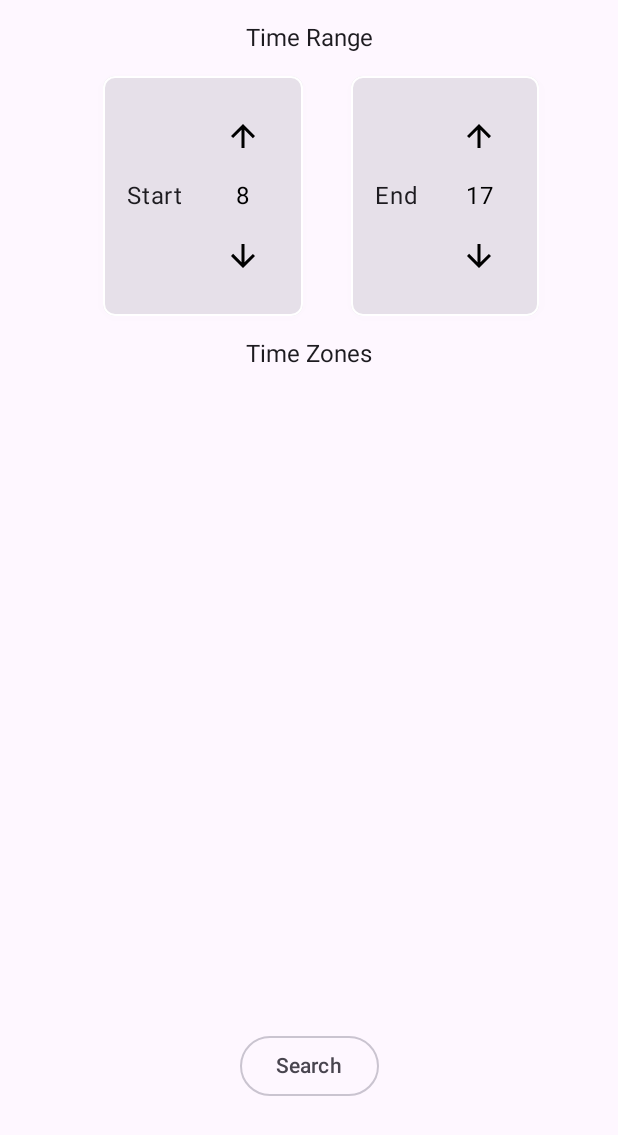
After one commit to Denoble/KotlinMultiplatformsFindTime, an Android app built with Jetpack Compose: the composable FindMeetingScreen called with empty values, on a phone screen of 412 x 824 dp. The commit adds this screen. Shown: the top 1135 px of the screen. Run offline under Robolectric (Android 15) with nearby library versions, the phone set to English and light mode, and no system bars; libraries missing offline, so code that uses them is left out: io.github.aakira.napier; 1 statement that could not run was skipped.

Commit message:
Adds Time Range

```diff
--- /dev/null
+++ b/androidApp/src/main/java/com/gevcorst/findtime/android/ui/FindMeetingScreen.kt
@@ -0,0 +1,171 @@
+package com.gevcorst.findtime.android.ui
+
+import androidx.compose.foundation.layout.Column
+import androidx.compose.foundation.layout.PaddingValues
+import androidx.compose.foundation.layout.Row
+import androidx.compose.foundation.layout.Spacer
+import androidx.compose.foundation.layout.fillMaxSize
+import androidx.compose.foundation.layout.fillMaxWidth
+import androidx.compose.foundation.layout.padding
+import androidx.compose.foundation.layout.size
+import androidx.compose.foundation.layout.wrapContentWidth
+import androidx.compose.foundation.lazy.LazyColumn
+import androidx.compose.foundation.lazy.itemsIndexed
+import androidx.compose.foundation.lazy.rememberLazyListState
+import androidx.compose.material3.Checkbox
+import androidx.compose.material3.MaterialTheme
+import androidx.compose.material3.OutlinedButton
+import androidx.compose.material3.Surface
+import androidx.compose.material3.Text
+import androidx.compose.runtime.Composable
+import androidx.compose.runtime.mutableStateOf
+import androidx.compose.runtime.remember
+import androidx.compose.runtime.snapshots.SnapshotStateList
+import androidx.compose.runtime.snapshots.SnapshotStateMap
+import androidx.compose.ui.Alignment
+import androidx.compose.ui.Modifier
+import androidx.compose.ui.unit.dp
+import com.gevcorst.findtime.TimeZoneHelper
+import com.gevcorst.findtime.TimeZoneHelperImpl
+
+
+@Composable
+fun FindMeetingScreen(
+    timezoneStrings: List<String>
+) {
+    val listState = rememberLazyListState()
+    val startTime = remember {
+        mutableStateOf(8)
+    }
+    val endTime = remember {
+        mutableStateOf(17)
+    }
+    val selectedTimeZones = remember {
+        val selected = SnapshotStateMap<Int, Boolean>()
+        for (i in 0..timezoneStrings.size-1) selected[i] = true
+        selected
+    }
+    // 4
+    val timezoneHelper: TimeZoneHelper = TimeZoneHelperImpl()
+    val showMeetingDialog = remember { mutableStateOf(false) }
+    val meetingHours = remember { SnapshotStateList<Int>() }
+
+
+    if (showMeetingDialog.value) {
+        MeetingDialog(
+            hours = meetingHours,
+            onDismiss = {
+                showMeetingDialog.value = false
+            }
+        )
+    }
+    Column(
+        modifier = Modifier
+            .fillMaxSize()
+    ) {
+        Spacer(modifier = Modifier.size(16.dp))
+        Text(
+            modifier = Modifier
+                .fillMaxWidth()
+                .wrapContentWidth(Alignment.CenterHorizontally),
+            text = "Time Range",
+            style = MaterialTheme.typography.bodyMedium
+        )
+        Spacer(modifier = Modifier.size(16.dp))
+        Row(
+            modifier = Modifier
+                .fillMaxWidth()
+                .padding(start = 4.dp, end = 4.dp)
+                .wrapContentWidth(Alignment.CenterHorizontally),
+
+            ) {
+            // 4
+            Spacer(modifier = Modifier.size(16.dp))
+            NumberTimeCard("Start", startTime)
+            Spacer(modifier = Modifier.size(32.dp))
+            NumberTimeCard("End", endTime)
+        }
+        Spacer(modifier = Modifier.size(16.dp))
+        Row(
+            modifier = Modifier
+                .fillMaxWidth()
+                .padding(start = 4.dp, end = 4.dp)
+
+        ) {
+            Text(
+                modifier = Modifier
+                    .fillMaxWidth()
+                    .wrapContentWidth(Alignment.CenterHorizontally),
+                text = "Time Zones",
+                style = MaterialTheme.typography.bodyMedium
+            )
+        }
+        Spacer(modifier = Modifier.size(16.dp))
+        LazyColumn(
+            modifier = Modifier
+                .weight(0.6F)
+                .fillMaxWidth(),
+            contentPadding = PaddingValues(16.dp),
+            state = listState,
+        ) {
+            itemsIndexed(timezoneStrings) { i, timezone ->
+                Surface(
+                    modifier = Modifier
+                        .padding(8.dp)
+                        .fillMaxWidth(),
+
+                    ) {
+                    Row(
+                        modifier = Modifier
+                            .fillMaxWidth(),
+                    ) {
+                        // 3
+                        Checkbox(checked = isSelected(selectedTimeZones, i),
+                            onCheckedChange = {
+                                selectedTimeZones[i] = it
+                            })
+                        Text(timezone, modifier = Modifier.align(Alignment.CenterVertically))
+                    }
+                }
+            }
+        }
+        Spacer(Modifier.weight(0.1f))
+        Row(
+            modifier = Modifier
+                .fillMaxWidth()
+                .weight(0.2F)
+                .wrapContentWidth(Alignment.CenterHorizontally)
+                .padding(start = 4.dp, end = 4.dp)
+
+        ) {
+            OutlinedButton(onClick = {
+                meetingHours.clear()
+                meetingHours.addAll(
+                    timezoneHelper.search(
+                        startTime.value,
+                        endTime.value,
+                        getSelectedTimeZones(timezoneStrings, selectedTimeZones)
+                    )
+                )
+                showMeetingDialog.value = true
+            }) {
+                Text("Search")
+            }
+        }
+        Spacer(Modifier.size(16.dp))
+    }
+}
+
+fun getSelectedTimeZones(
+    timezoneStrings: List<String>,
+    selectedStates: Map<Int, Boolean>
+): List<String> {
+    val selectedTimezones = mutableListOf<String>()
+    selectedStates.keys.map {
+        val timezone = timezoneStrings[it]
+        if (isSelected(selectedStates, it) && !selectedTimezones.contains(timezone)) {
+            selectedTimezones.add(timezone)
+        }
+    }
+    return selectedTimezones
+}
--- /dev/null
+++ b/androidApp/src/main/java/com/gevcorst/findtime/android/ui/NumberPicker.kt
@@ -0,0 +1,194 @@
+package com.gevcorst.findtime.android.ui
+
+import androidx.compose.animation.core.Animatable
+import androidx.compose.animation.core.AnimationResult
+import androidx.compose.animation.core.AnimationVector1D
+import androidx.compose.animation.core.DecayAnimationSpec
+import androidx.compose.animation.core.calculateTargetValue
+import androidx.compose.animation.core.exponentialDecay
+import androidx.compose.foundation.gestures.Orientation
+import androidx.compose.foundation.gestures.detectTapGestures
+import androidx.compose.foundation.gestures.draggable
+import androidx.compose.foundation.gestures.rememberDraggableState
+import androidx.compose.foundation.layout.Box
+import androidx.compose.foundation.layout.Column
+import androidx.compose.foundation.layout.Spacer
+import androidx.compose.foundation.layout.height
+import androidx.compose.foundation.layout.offset
+import androidx.compose.foundation.layout.wrapContentSize
+import androidx.compose.material.icons.Icons
+import androidx.compose.material.icons.filled.ArrowDownward
+import androidx.compose.material.icons.filled.ArrowUpward
+import androidx.compose.material3.Icon
+import androidx.compose.material3.IconButton
+import androidx.compose.material3.LocalTextStyle
+import androidx.compose.material3.ProvideTextStyle
+import androidx.compose.material3.Text
+import androidx.compose.runtime.Composable
+import androidx.compose.runtime.MutableState
+import androidx.compose.runtime.remember
+import androidx.compose.runtime.rememberCoroutineScope
+import androidx.compose.ui.Alignment
+import androidx.compose.ui.Modifier
+import androidx.compose.ui.draw.alpha
+import androidx.compose.ui.graphics.Color
+import androidx.compose.ui.input.pointer.pointerInput
+import androidx.compose.ui.platform.LocalDensity
+import androidx.compose.ui.text.TextStyle
+import androidx.compose.ui.unit.IntOffset
+import androidx.compose.ui.unit.dp
+import kotlinx.coroutines.launch
+import kotlin.math.abs
+import kotlin.math.roundToInt
+
+@Composable
+fun NumberPicker(
+    hour: MutableState<Int>,
+    modifier: Modifier = Modifier,
+    range: IntRange? = null,
+    textStyle: TextStyle = LocalTextStyle.current,
+    onStateChanged: (Int) -> Unit = {},
+) {
+    val coroutineScope = rememberCoroutineScope()
+    val numbersColumnHeight = 36.dp
+    val halvedNumbersColumnHeight = numbersColumnHeight / 2
+    val halvedNumbersColumnHeightPx = with(LocalDensity.current) {
+        halvedNumbersColumnHeight.toPx() }
+
+    fun animatedStateValue(offset: Float): Int = hour.value - (
+            offset / halvedNumbersColumnHeightPx).toInt()
+
+    val animatedOffset = remember { Animatable(0f) }.apply {
+        if (range != null) {
+            val offsetRange = remember(hour.value, range) {
+                val value = hour.value
+                val first = -(range.last - value) * halvedNumbersColumnHeightPx
+                val last = -(range.first - value) * halvedNumbersColumnHeightPx
+                first..last
+            }
+            updateBounds(offsetRange.start, offsetRange.endInclusive)
+        }
+    }
+    val coercedAnimatedOffset = animatedOffset.value % halvedNumbersColumnHeightPx
+    val animatedStateValue = animatedStateValue(animatedOffset.value)
+
+    Column(
+        modifier = modifier
+            .wrapContentSize()
+            .draggable(
+                orientation = Orientation.Vertical,
+                state = rememberDraggableState { deltaY ->
+                    coroutineScope.launch {
+                        animatedOffset.snapTo(animatedOffset.value + deltaY)
+                    }
+                },
+                onDragStopped = { velocity ->
+                    coroutineScope.launch {
+                        val endValue = animatedOffset.fling(
+                            initialVelocity = velocity,
+                            animationSpec = exponentialDecay(frictionMultiplier = 20f),
+                            adjustTarget = { target ->
+                                val coercedTarget = target % halvedNumbersColumnHeightPx
+                                val coercedAnchors = listOf(-halvedNumbersColumnHeightPx,
+                                    0f, halvedNumbersColumnHeightPx)
+                                val coercedPoint = coercedAnchors.minByOrNull {
+                                    abs(it - coercedTarget) }!!
+                                val base = halvedNumbersColumnHeightPx * (
+                                        target / halvedNumbersColumnHeightPx).toInt()
+                                coercedPoint + base
+                            }
+                        ).endState.value
+
+                        hour.value = animatedStateValue(endValue)
+                        onStateChanged(hour.value)
+                        animatedOffset.snapTo(0f)
+                    }
+                }
+            )
+    ) {
+        val spacing = 4.dp
+
+        IconButton(onClick = {
+            hour.value++
+        }) {
+            Icon(Icons.Filled.ArrowUpward, contentDescription = "Up",
+                tint = Color.Black)
+        }
+
+        Spacer(modifier = Modifier.height(spacing))
+
+        Box(
+            modifier = Modifier
+                .align(Alignment.CenterHorizontally)
+                .offset { IntOffset(x = 0, y = coercedAnimatedOffset.roundToInt()) }
+        ) {
+            val baseLabelModifier = Modifier.align(Alignment.Center)
+            ProvideTextStyle(textStyle) {
+                Label(
+                    text = (animatedStateValue - 1).toString(),
+                    modifier = baseLabelModifier
+                        .offset(y = -halvedNumbersColumnHeight)
+                        .alpha(coercedAnimatedOffset / halvedNumbersColumnHeightPx)
+                )
+                Label(
+                    text = animatedStateValue.toString(),
+                    modifier = baseLabelModifier
+                        .alpha(1 - abs(coercedAnimatedOffset) / halvedNumbersColumnHeightPx)
+                )
+                Label(
+                    text = (animatedStateValue + 1).toString(),
+                    modifier = baseLabelModifier
+                        .offset(y = halvedNumbersColumnHeight)
+                        .alpha(-coercedAnimatedOffset / halvedNumbersColumnHeightPx)
+                )
+            }
+        }
+
+        Spacer(modifier = Modifier.height(spacing))
+        IconButton(onClick = {
+            hour.value--
+        }) {
+            Icon(Icons.Filled.ArrowDownward,
+                contentDescription = "Down",
+                tint = Color.Black)
+        }
+
+    }
+}
+
+@Composable
+private fun Label(text: String, modifier: Modifier) {
+    Text(
+        text = text,
+        color = Color.Black,
+        modifier = modifier.pointerInput(Unit) {
+            detectTapGestures(onLongPress = {
+                // FIXME: Empty to disable text selection
+            })
+        }
+    )
+}
+
+private suspend fun Animatable<Float, AnimationVector1D>.fling(
+    initialVelocity: Float,
+    animationSpec: DecayAnimationSpec<Float>,
+    adjustTarget: ((Float) -> Float)?,
+    block: (Animatable<Float, AnimationVector1D>.() -> Unit)? = null,
+): AnimationResult<Float, AnimationVector1D> {
+    val targetValue = animationSpec.calculateTargetValue(value, initialVelocity)
+    val adjustedTarget = adjustTarget?.invoke(targetValue)
+
+    return if (adjustedTarget != null) {
+        animateTo(
+            targetValue = adjustedTarget,
+            initialVelocity = initialVelocity,
+            block = block
+        )
+    } else {
+        animateDecay(
+            initialVelocity = initialVelocity,
+            animationSpec = animationSpec,
+            block = block,
+        )
+    }
+}
--- /dev/null
+++ b/androidApp/src/main/java/com/gevcorst/findtime/android/ui/NumberTimeCard.kt
@@ -0,0 +1,45 @@
+package com.gevcorst.findtime.android.ui
+
+import android.widget.NumberPicker
+import androidx.compose.foundation.BorderStroke
+import androidx.compose.foundation.layout.Row
+import androidx.compose.foundation.layout.Spacer
+import androidx.compose.foundation.layout.padding
+import androidx.compose.foundation.layout.size
+import androidx.compose.foundation.shape.RoundedCornerShape
+import androidx.compose.material3.Card
+import androidx.compose.material3.CardDefaults
+import androidx.compose.material3.MaterialTheme
+import androidx.compose.material3.Text
+import androidx.compose.runtime.Composable
+import androidx.compose.runtime.MutableState
+import androidx.compose.ui.Alignment
+import androidx.compose.ui.Modifier
+import androidx.compose.ui.graphics.Color
+import androidx.compose.ui.unit.dp
+
+@Composable
+fun NumberTimeCard(label: String, hour: MutableState<Int>) {
+    Card(
+        shape = RoundedCornerShape(8.dp),
+        border = BorderStroke(1.dp, Color.White),
+        elevation = CardDefaults.elevatedCardElevation(defaultElevation = 4.dp),
+    ) {
+        Row(
+            modifier = Modifier
+                .padding(16.dp)
+        ) {
+            Text(
+                modifier = Modifier
+                    .align(Alignment.CenterVertically),
+                text = label,
+                style = MaterialTheme.typography.bodyLarge
+            )
+            Spacer(modifier = Modifier.size(16.dp))
+            NumberPicker(hour = hour, range = IntRange(0, 23),
+                onStateChanged = {
+                    hour.value = it
+                })
+        }
+    }
+}
--- a/androidApp/src/main/res/values/strings.xml
+++ b/androidApp/src/main/res/values/strings.xml
@@ -4,4 +4,5 @@
     <string name="find_meeting">find meetings</string>
     <string name="add">Add</string>
     <string name="cancel">Cancel</string>
+    <string name="done">done</string>
 </resources>
```
Also changed, not shown: androidApp/src/main/java/com/gevcorst/findtime/android/ui/MeetingDialog.kt (added, +101 -0 lines).
